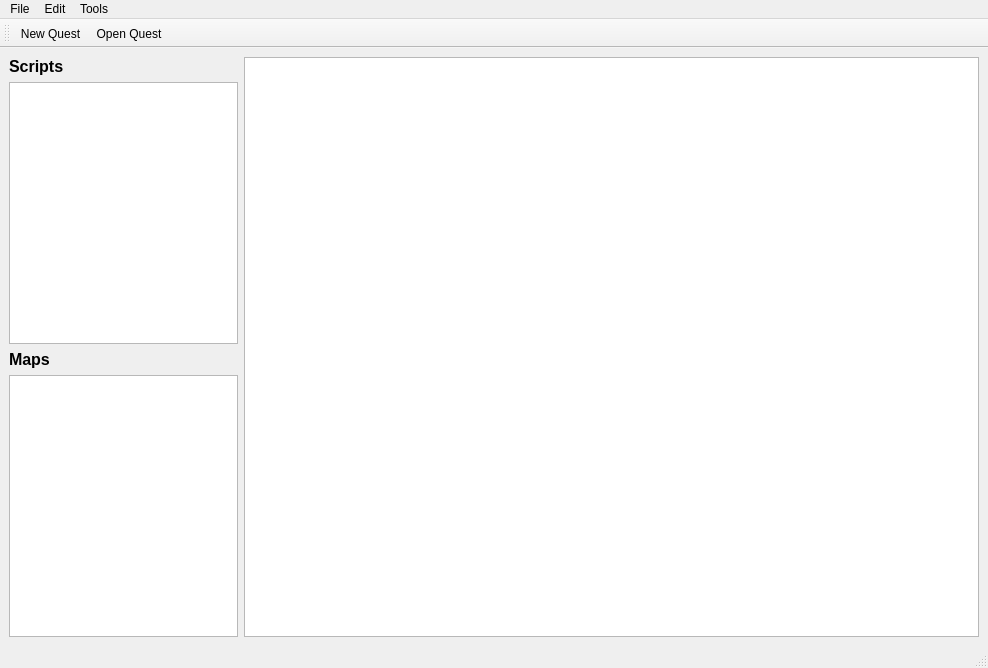
The window that ui/editorwindow.ui (hkeeble/ProcLevelDesigner) describes before a commit, drawn with Qt 5.
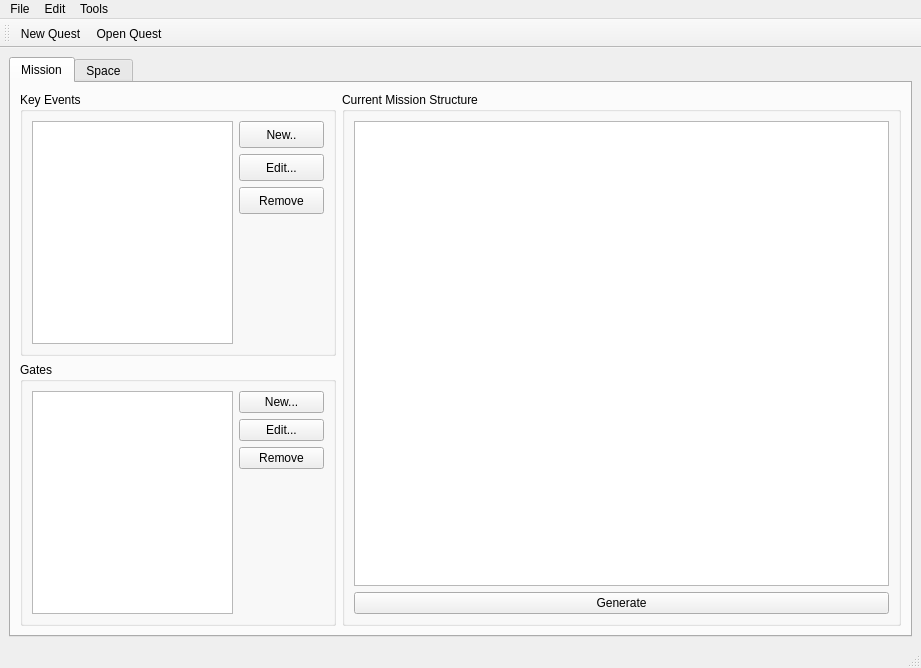
The same window after the commit.

Commit message: Working on mission structure classes

Diff of the .ui file:
```diff
--- a/ui/editorwindow.ui
+++ b/ui/editorwindow.ui
@@ -6,7 +6,7 @@
    <rect>
     <x>0</x>
     <y>0</y>
-    <width>988</width>
+    <width>921</width>
     <height>668</height>
    </rect>
   </property>
@@ -26,78 +26,263 @@
    <string>MainWindow</string>
   </property>
   <widget class="QWidget" name="centralwidget">
-   <layout class="QGridLayout" name="gridLayout">
+   <layout class="QGridLayout" name="gridLayout_4">
     <item row="0" column="0">
-     <layout class="QVBoxLayout" name="verticalLayout_2">
-      <item>
-       <widget class="QLabel" name="label">
-        <property name="font">
-         <font>
-          <pointsize>12</pointsize>
-          <weight>75</weight>
-          <bold>true</bold>
-         </font>
-        </property>
-        <property name="text">
-         <string>Scripts</string>
-        </property>
-       </widget>
-      </item>
-      <item>
-       <widget class="QTreeView" name="scriptsView">
-        <property name="minimumSize">
-         <size>
-          <width>0</width>
-          <height>0</height>
-         </size>
-        </property>
-        <property name="maximumSize">
-         <size>
-          <width>229</width>
-          <height>16777215</height>
-         </size>
-        </property>
-       </widget>
-      </item>
-      <item>
-       <widget class="QLabel" name="label_2">
-        <property name="font">
-         <font>
-          <pointsize>12</pointsize>
-          <weight>75</weight>
-          <bold>true</bold>
-         </font>
-        </property>
-        <property name="text">
-         <string>Maps</string>
-        </property>
-       </widget>
-      </item>
-      <item>
-       <widget class="QTreeView" name="mapsView">
-        <property name="maximumSize">
-         <size>
-          <width>229</width>
-          <height>16777215</height>
-         </size>
-        </property>
-       </widget>
-      </item>
-     </layout>
-    </item>
-    <item row="0" column="1">
-     <layout class="QVBoxLayout" name="verticalLayout">
-      <item>
-       <widget class="QGraphicsView" name="graphicsView">
-        <property name="minimumSize">
-         <size>
-          <width>731</width>
-          <height>461</height>
-         </size>
-        </property>
-       </widget>
-      </item>
-     </layout>
+     <widget class="QTabWidget" name="tabView">
+      <property name="currentIndex">
+       <number>0</number>
+      </property>
+      <widget class="QWidget" name="missionTab">
+       <attribute name="title">
+        <string>Mission</string>
+       </attribute>
+       <layout class="QGridLayout" name="gridLayout">
+        <item row="0" column="0">
+         <layout class="QHBoxLayout" name="horizontalLayout">
+          <item>
+           <layout class="QVBoxLayout" name="verticalLayout">
+            <property name="sizeConstraint">
+             <enum>QLayout::SetMaximumSize</enum>
+            </property>
+            <item>
+             <widget class="QGroupBox" name="keyEventGroup">
+              <property name="minimumSize">
+               <size>
+                <width>0</width>
+                <height>169</height>
+               </size>
+              </property>
+              <property name="maximumSize">
+               <size>
+                <width>318</width>
+                <height>16777215</height>
+               </size>
+              </property>
+              <property name="title">
+               <string>Key Events</string>
+              </property>
+              <layout class="QGridLayout" name="gridLayout_2">
+               <item row="3" column="1">
+                <spacer name="verticalSpacer">
+                 <property name="orientation">
+                  <enum>Qt::Vertical</enum>
+                 </property>
+                 <property name="sizeHint" stdset="0">
+                  <size>
+                   <width>20</width>
+                   <height>119</height>
+                  </size>
+                 </property>
+                </spacer>
+               </item>
+               <item row="2" column="1">
+                <widget class="QPushButton" name="removeKeyEventButton">
+                 <property name="minimumSize">
+                  <size>
+                   <width>85</width>
+                   <height>27</height>
+                  </size>
+                 </property>
+                 <property name="maximumSize">
+                  <size>
+                   <width>85</width>
+                   <height>27</height>
+                  </size>
+                 </property>
+                 <property name="text">
+                  <string>Remove</string>
+                 </property>
+                </widget>
+               </item>
+               <item row="0" column="1">
+                <widget class="QPushButton" name="newKeyEventButton">
+                 <property name="minimumSize">
+                  <size>
+                   <width>85</width>
+                   <height>27</height>
+                  </size>
+                 </property>
+                 <property name="maximumSize">
+                  <size>
+                   <width>85</width>
+                   <height>27</height>
+                  </size>
+                 </property>
+                 <property name="text">
+                  <string>New..</string>
+                 </property>
+                </widget>
+               </item>
+               <item row="1" column="1">
+                <widget class="QPushButton" name="editKeyEventButton">
+                 <property name="minimumSize">
+                  <size>
+                   <width>85</width>
+                   <height>27</height>
+                  </size>
+                 </property>
+                 <property name="maximumSize">
+                  <size>
+                   <width>85</width>
+                   <height>27</height>
+                  </size>
+                 </property>
+                 <property name="text">
+                  <string>Edit...</string>
+                 </property>
+                </widget>
+               </item>
+               <item row="0" column="0" rowspan="4">
+                <widget class="QListView" name="keyEventList">
+                 <property name="sizePolicy">
+                  <sizepolicy hsizetype="Fixed" vsizetype="Expanding">
+                   <horstretch>0</horstretch>
+                   <verstretch>0</verstretch>
+                  </sizepolicy>
+                 </property>
+                 <property name="minimumSize">
+                  <size>
+                   <width>166</width>
+                   <height>0</height>
+                  </size>
+                 </property>
+                 <property name="maximumSize">
+                  <size>
+                   <width>201</width>
+                   <height>16777215</height>
+                  </size>
+                 </property>
+                </widget>
+               </item>
+              </layout>
+             </widget>
+            </item>
+            <item>
+             <widget class="QGroupBox" name="gateGroup">
+              <property name="minimumSize">
+               <size>
+                <width>0</width>
+                <height>169</height>
+               </size>
+              </property>
+              <property name="maximumSize">
+               <size>
+                <width>318</width>
+                <height>16777215</height>
+               </size>
+              </property>
+              <property name="title">
+               <string>Gates</string>
+              </property>
+              <layout class="QGridLayout" name="gridLayout_3">
+               <item row="0" column="1">
+                <widget class="QPushButton" name="newGateButton">
+                 <property name="maximumSize">
+                  <size>
+                   <width>85</width>
+                   <height>27</height>
+                  </size>
+                 </property>
+                 <property name="text">
+                  <string>New...</string>
+                 </property>
+                </widget>
+               </item>
+               <item row="1" column="1">
+                <widget class="QPushButton" name="editGateButton">
+                 <property name="maximumSize">
+                  <size>
+                   <width>85</width>
+                   <height>27</height>
+                  </size>
+                 </property>
+                 <property name="text">
+                  <string>Edit...</string>
+                 </property>
+                </widget>
+               </item>
+               <item row="2" column="1">
+                <widget class="QPushButton" name="removeGateButton">
+                 <property name="maximumSize">
+                  <size>
+                   <width>85</width>
+                   <height>27</height>
+                  </size>
+                 </property>
+                 <property name="text">
+                  <string>Remove</string>
+                 </property>
+                </widget>
+               </item>
+               <item row="3" column="1">
+                <spacer name="verticalSpacer_2">
+                 <property name="orientation">
+                  <enum>Qt::Vertical</enum>
+                 </property>
+                 <property name="sizeHint" stdset="0">
+                  <size>
+                   <width>20</width>
+                   <height>118</height>
+                  </size>
+                 </property>
+                </spacer>
+               </item>
+               <item row="0" column="0" rowspan="4">
+                <widget class="QListView" name="gateList">
+                 <property name="sizePolicy">
+                  <sizepolicy hsizetype="Fixed" vsizetype="Expanding">
+                   <horstretch>0</horstretch>
+                   <verstretch>0</verstretch>
+                  </sizepolicy>
+                 </property>
+                 <property name="minimumSize">
+                  <size>
+                   <width>166</width>
+                   <height>0</height>
+                  </size>
+                 </property>
+                 <property name="maximumSize">
+                  <size>
+                   <width>201</width>
+                   <height>16777215</height>
+                  </size>
+                 </property>
+                </widget>
+               </item>
+              </layout>
+             </widget>
+            </item>
+           </layout>
+          </item>
+          <item>
+           <widget class="QGroupBox" name="structureGroup">
+            <property name="title">
+             <string>Current Mission Structure</string>
+            </property>
+            <layout class="QVBoxLayout" name="verticalLayout_2">
+             <item>
+              <widget class="QGraphicsView" name="structureView"/>
+             </item>
+             <item>
+              <widget class="QPushButton" name="generateMissionButton">
+               <property name="text">
+                <string>Generate</string>
+               </property>
+              </widget>
+             </item>
+            </layout>
+           </widget>
+          </item>
+         </layout>
+        </item>
+       </layout>
+      </widget>
+      <widget class="QWidget" name="spaceTab">
+       <attribute name="title">
+        <string>Space</string>
+       </attribute>
+      </widget>
+     </widget>
     </item>
    </layout>
   </widget>
@@ -106,7 +291,7 @@
     <rect>
      <x>0</x>
      <y>0</y>
-     <width>988</width>
+     <width>921</width>
      <height>25</height>
     </rect>
    </property>
```
The commit also changes 20 other files.
